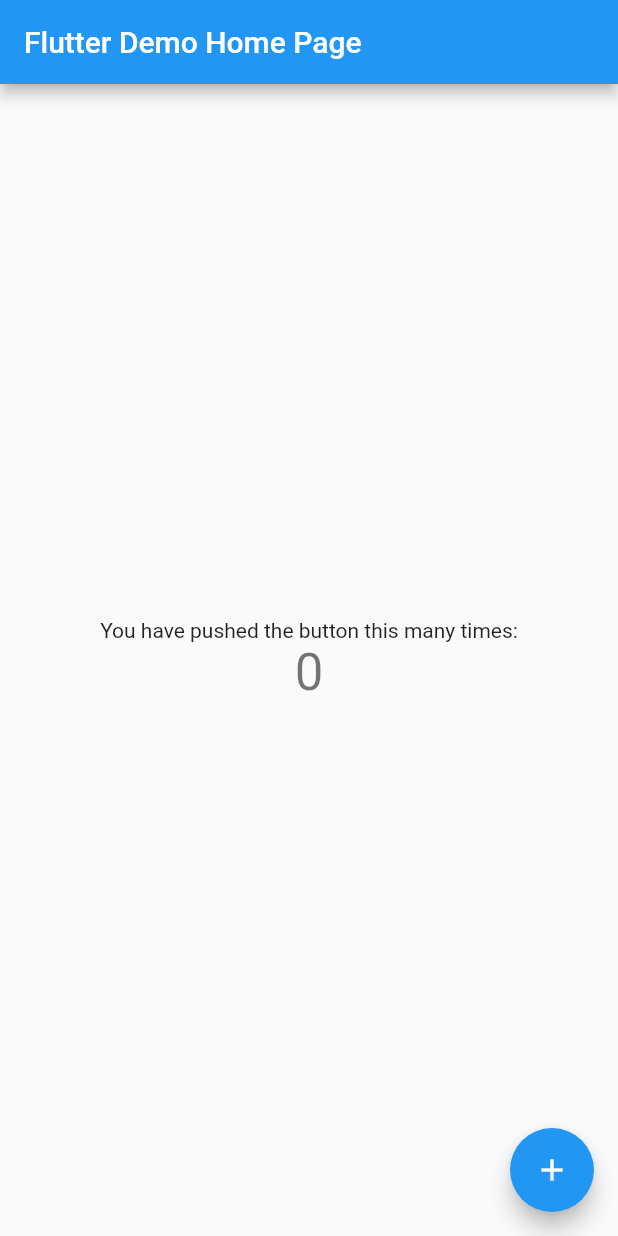
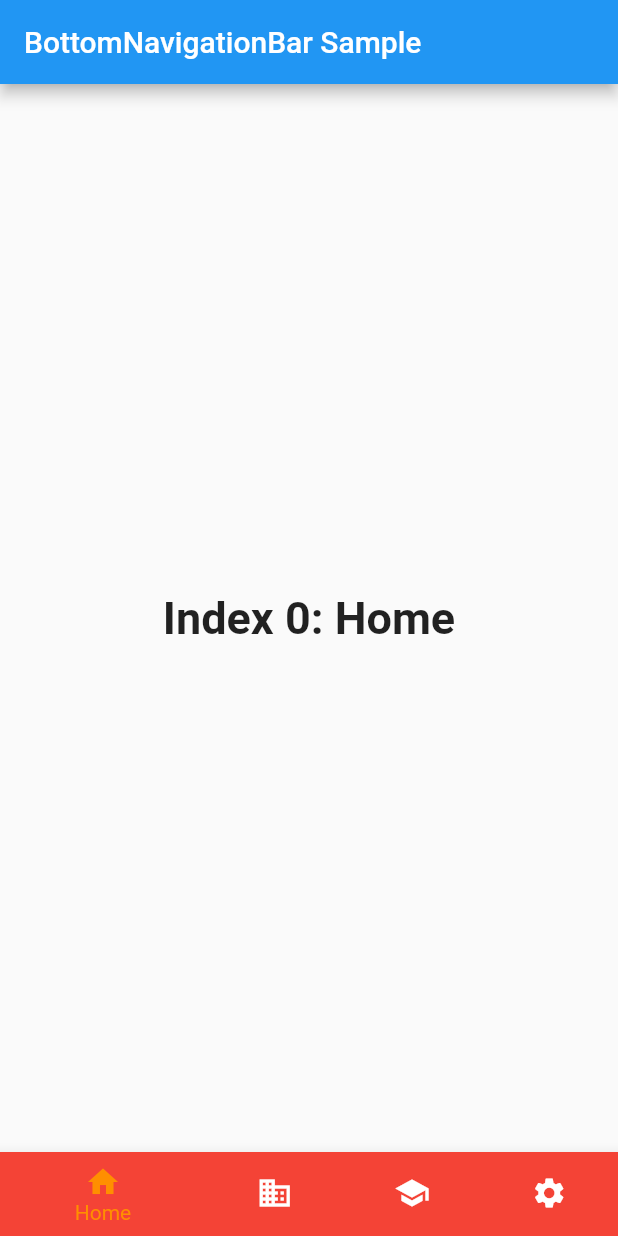
Before and after one commit to D-TUES/HackTues8---TE-AM, a Flutter app: the screen it shows after launch, on a phone screen of 412 x 824 dp. Run offline on Flutter 3.47's test engine with Material 2 defaults, Android fonts, the phone set to English and light mode, and no system bars.

Commit message:
The base setup

```diff
--- a/sirius/lib/main.dart
+++ b/sirius/lib/main.dart
@@ -1,115 +1,93 @@
 import 'package:flutter/material.dart';
 
-void main() {
-  runApp(const MyApp());
-}
+void main() => runApp(const MyApp());
 
 class MyApp extends StatelessWidget {
   const MyApp({Key? key}) : super(key: key);
 
-  // This widget is the root of your application.
+  static const String _title = 'Flutter Code Sample';
+
   @override
   Widget build(BuildContext context) {
-    return MaterialApp(
-      title: 'Flutter Demo',
-      theme: ThemeData(
-        // This is the theme of your application.
-        //
-        // Try running your application with "flutter run". You'll see the
-        // application has a blue toolbar. Then, without quitting the app, try
-        // changing the primarySwatch below to Colors.green and then invoke
-        // "hot reload" (press "r" in the console where you ran "flutter run",
-        // or simply save your changes to "hot reload" in a Flutter IDE).
-        // Notice that the counter didn't reset back to zero; the application
-        // is not restarted.
-        primarySwatch: Colors.blue,
-      ),
-      home: const MyHomePage(title: 'Flutter Demo Home Page'),
+    return const MaterialApp(
+      title: _title,
+      home: MyStatefulWidget(),
     );
   }
 }
 
-class MyHomePage extends StatefulWidget {
-  const MyHomePage({Key? key, required this.title}) : super(key: key);
-
-  // This widget is the home page of your application. It is stateful, meaning
-  // that it has a State object (defined below) that contains fields that affect
-  // how it looks.
-
-  // This class is the configuration for the state. It holds the values (in this
-  // case the title) provided by the parent (in this case the App widget) and
-  // used by the build method of the State. Fields in a Widget subclass are
-  // always marked "final".
-
-  final String title;
+class MyStatefulWidget extends StatefulWidget {
+  const MyStatefulWidget({Key? key}) : super(key: key);
 
   @override
-  State<MyHomePage> createState() => _MyHomePageState();
+  State<MyStatefulWidget> createState() => _MyStatefulWidgetState();
 }
 
-class _MyHomePageState extends State<MyHomePage> {
-  int _counter = 0;
+class _MyStatefulWidgetState extends State<MyStatefulWidget> {
+  int _selectedIndex = 0;
+  static const TextStyle optionStyle =
+      TextStyle(fontSize: 30, fontWeight: FontWeight.bold);
+  static const List<Widget> _widgetOptions = <Widget>[
+    Text(
+      'Index 0: Home',
+      style: optionStyle,
+    ),
+    Text(
+      'Index 1: Business',
+      style: optionStyle,
+    ),
+    Text(
+      'Index 2: School',
+      style: optionStyle,
+    ),
+    Text(
+      'Index 3: Settings',
+      style: optionStyle,
+    ),
+  ];
 
-  void _incrementCounter() {
+  void _onItemTapped(int index) {
     setState(() {
-      // This call to setState tells the Flutter framework that something has
-      // changed in this State, which causes it to rerun the build method below
-      // so that the display can reflect the updated values. If we changed
-      // _counter without calling setState(), then the build method would not be
-      // called again, and so nothing would appear to happen.
-      _counter++;
+      _selectedIndex = index;
     });
   }
 
   @override
   Widget build(BuildContext context) {
-    // This method is rerun every time setState is called, for instance as done
-    // by the _incrementCounter method above.
-    //
-    // The Flutter framework has been optimized to make rerunning build methods
-    // fast, so that you can just rebuild anything that needs updating rather
-    // than having to individually change instances of widgets.
     return Scaffold(
       appBar: AppBar(
-        // Here we take the value from the MyHomePage object that was created by
-        // the App.build method, and use it to set our appbar title.
-        title: Text(widget.title),
+        title: const Text('BottomNavigationBar Sample'),
       ),
       body: Center(
-        // Center is a layout widget. It takes a single child and positions it
-        // in the middle of the parent.
-        child: Column(
-          // Column is also a layout widget. It takes a list of children and
-          // arranges them vertically. By default, it sizes itself to fit its
-          // children horizontally, and tries to be as tall as its parent.
-          //
-          // Invoke "debug painting" (press "p" in the console, choose the
-          // "Toggle Debug Paint" action from the Flutter Inspector in Android
-          // Studio, or the "Toggle Debug Paint" command in Visual Studio Code)
-          // to see the wireframe for each widget.
-          //
-          // Column has various properties to control how it sizes itself and
-          // how it positions its children. Here we use mainAxisAlignment to
-          // center the children vertically; the main axis here is the vertical
-          // axis because Columns are vertical (the cross axis would be
-          // horizontal).
-          mainAxisAlignment: MainAxisAlignment.center,
-          children: <Widget>[
-            const Text(
-              'You have pushed the button this many times:',
-            ),
-            Text(
-              '$_counter',
-              style: Theme.of(context).textTheme.headline4,
-            ),
-          ],
-        ),
+        child: _widgetOptions.elementAt(_selectedIndex),
       ),
-      floatingActionButton: FloatingActionButton(
-        onPressed: _incrementCounter,
-        tooltip: 'Increment',
-        child: const Icon(Icons.add),
-      ), // This trailing comma makes auto-formatting nicer for build methods.
+      bottomNavigationBar: BottomNavigationBar(
+        items: const <BottomNavigationBarItem>[
+          BottomNavigationBarItem(
+            icon: Icon(Icons.home),
+            label: 'Home',
+            backgroundColor: Colors.red,
+          ),
+          BottomNavigationBarItem(
+            icon: Icon(Icons.business),
+            label: 'Business',
+            backgroundColor: Colors.green,
+          ),
+          BottomNavigationBarItem(
+            icon: Icon(Icons.school),
+            label: 'School',
+            backgroundColor: Colors.purple,
+          ),
+          BottomNavigationBarItem(
+            icon: Icon(Icons.settings),
+            label: 'Settings',
+            backgroundColor: Colors.pink,
+          ),
+        ],
+        currentIndex: _selectedIndex,
+        selectedItemColor: Colors.amber[800],
+        onTap: _onItemTapped,
+      ),
     );
   }
 }
```
